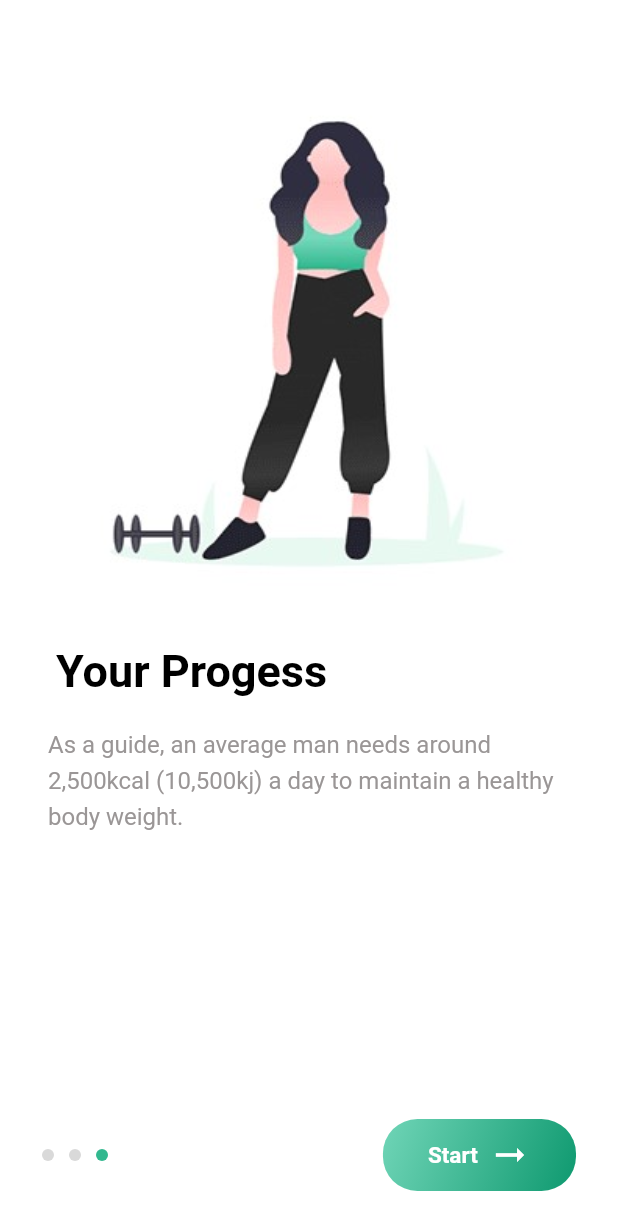
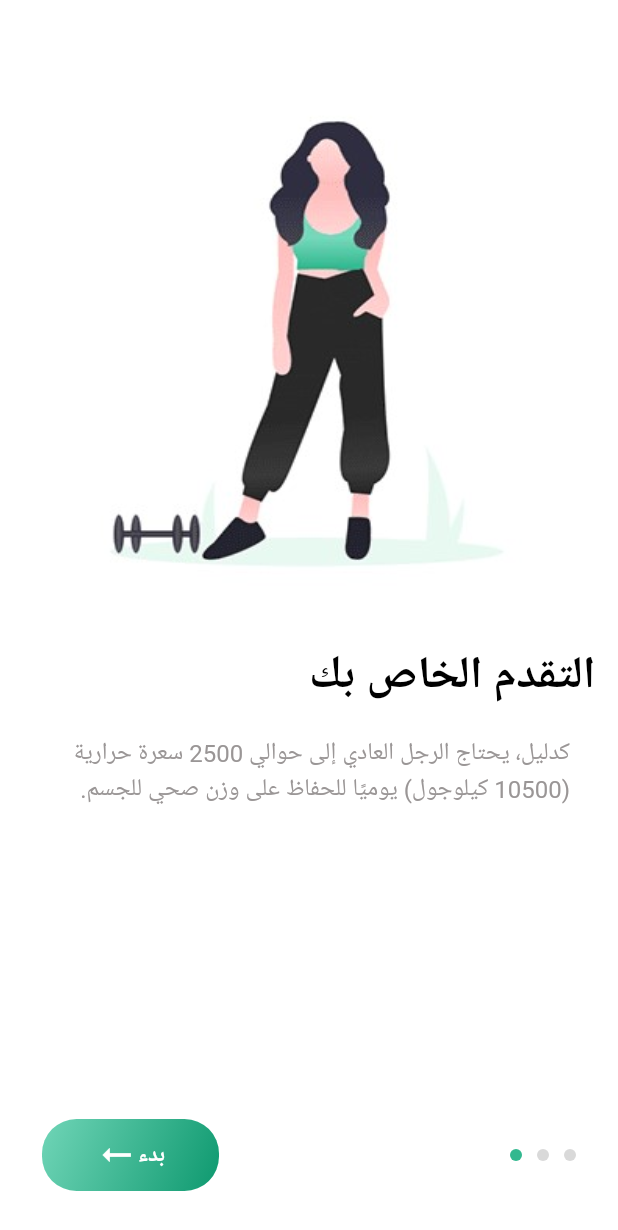
Before and after one commit to ZainabElSawy/BMI-App, a Flutter app: the screen it shows after launch, on a phone screen of 412 x 824 dp. Shown: the top 1230 px of the screen. Run offline on Flutter 3.47's test engine with Material 2 defaults, Android fonts, the phone set to English and light mode, and no system bars; our stand-ins replace syncfusion_flutter_gauges.

```diff
--- a/lib/homepage.dart
+++ b/lib/homepage.dart
@@ -5,6 +5,7 @@ import 'package:new_bmi/pages/page_one.dart';
 import 'package:new_bmi/pages/page_three.dart';
 import 'package:new_bmi/pages/page_two.dart';
 
+import 'package:new_bmi/generated/l10n.dart';
 import 'pages/input_page.dart';
 
 class MyHomePage extends StatefulWidget {
@@ -14,7 +15,7 @@ class MyHomePage extends StatefulWidget {
 }
 
 class _MyHomePageState extends State<MyHomePage> {
-  final List<Widget> pages =const [
+  final List<Widget> pages = const [
     PageOne(),
     PageTwo(),
     PageThree(),
@@ -115,16 +116,16 @@ class _MyHomePageState extends State<MyHomePage> {
                         shape: RoundedRectangleBorder(
                           borderRadius: BorderRadius.circular(23.0),
                         ),
-                        child: const Row(
+                        child: Row(
                           children: [
                             Text(
-                              "Start  ",
-                              style: TextStyle(
+                              S.of(context).Start,
+                              style: const TextStyle(
                                   color: Colors.white,
                                   fontWeight: FontWeight.bold,
                                   fontSize: 15),
                             ),
-                            Icon(
+                            const Icon(
                               Icons.arrow_right_alt,
                               color: Colors.white,
                               size: 28,
--- /dev/null
+++ b/lib/l10n/intl_ar.arb
@@ -0,0 +1,5 @@
+{
+    "Title_OnBoarding":"التقدم الخاص بك",
+    "Content_OnBoarding":"كدليل، يحتاج الرجل العادي إلى حوالي 2500 سعرة حرارية (10500 كيلوجول) يوميًا للحفاظ على وزن صحي للجسم.",
+    "Start":"بدء"
+}
--- /dev/null
+++ b/lib/l10n/intl_en.arb
@@ -0,0 +1,5 @@
+{
+    "Title_OnBoarding":"   Your Progess",
+    "Content_OnBoarding":"As a guide, an average man needs around 2,500kcal (10,500kj) a day to maintain a healthy body weight.",
+    "Start":"Start"
+}
--- a/lib/main.dart
+++ b/lib/main.dart
@@ -1,4 +1,8 @@
 import 'package:flutter/material.dart';
+import 'package:flutter_localizations/flutter_localizations.dart';
+
+import 'package:new_bmi/generated/l10n.dart';
+
 import 'homepage.dart';
 
 void main() {
@@ -10,12 +14,20 @@ class MyApp extends StatelessWidget {
 
   @override
   Widget build(BuildContext context) {
-    return MaterialApp(
+    return const MaterialApp(
+      supportedLocales: [
+        Locale('ar'),
+        Locale('en'),
+      ],
+      locale: Locale('ar'),
+      localizationsDelegates: [
+        S.delegate,
+        GlobalMaterialLocalizations.delegate,
+        GlobalWidgetsLocalizations.delegate,
+        GlobalCupertinoLocalizations.delegate,
+      ],
       debugShowCheckedModeBanner: false,
-      theme: ThemeData(
-        primarySwatch: Colors.blue,
-      ),
-      home: const MyHomePage(),
+      home: MyHomePage(),
     );
   }
 }
--- a/lib/pages/page_three.dart
+++ b/lib/pages/page_three.dart
@@ -1,4 +1,5 @@
 import 'package:flutter/material.dart';
+import 'package:new_bmi/generated/l10n.dart';
 
 class PageThree extends StatelessWidget {
   const PageThree({super.key});
@@ -15,16 +16,16 @@ class PageThree extends StatelessWidget {
           height: 400,
           width: 400,
         ),
-        const Text(
-          "   Your Progess",
-          style: TextStyle(
+        Text(
+          S.of(context).Title_OnBoarding,
+          style: const TextStyle(
               color: Colors.black, fontSize: 30, fontWeight: FontWeight.bold),
         ),
-        const Padding(
-          padding: EdgeInsets.symmetric(horizontal: 17, vertical: 18),
+        Padding(
+          padding: const EdgeInsets.symmetric(horizontal: 17, vertical: 18),
           child: Text(
-            "As a guide, an average man needs around 2,500kcal (10,500kj) a day to maintain a healthy body weight.",
-            style: TextStyle(
+            S.of(context).Content_OnBoarding,
+            style: const TextStyle(
               height: 1.5,
               color: Color.fromRGBO(154, 150, 150, 1),
               fontSize: 16,
--- a/lib/pages/result_page.dart
+++ b/lib/pages/result_page.dart
@@ -36,8 +36,6 @@ class ResultPage extends StatelessWidget {
       ),
       body: SizedBox(
         child: ListView(
-          //mainAxisAlignment: MainAxisAlignment.center,
-          //crossAxisAlignment: CrossAxisAlignment.center,
           children: [
             SizedBox(
               width: 300,
```
Also changed, not shown: lib/pages/page_two.dart (+8 -7 lines), pubspec.yaml (+5 -5 lines), lib/generated/intl/messages_all.dart (added), lib/generated/intl/messages_ar.dart (added), lib/generated/intl/messages_en.dart (added), lib/generated/l10n.dart (added), pubspec.lock, 6 other files.
